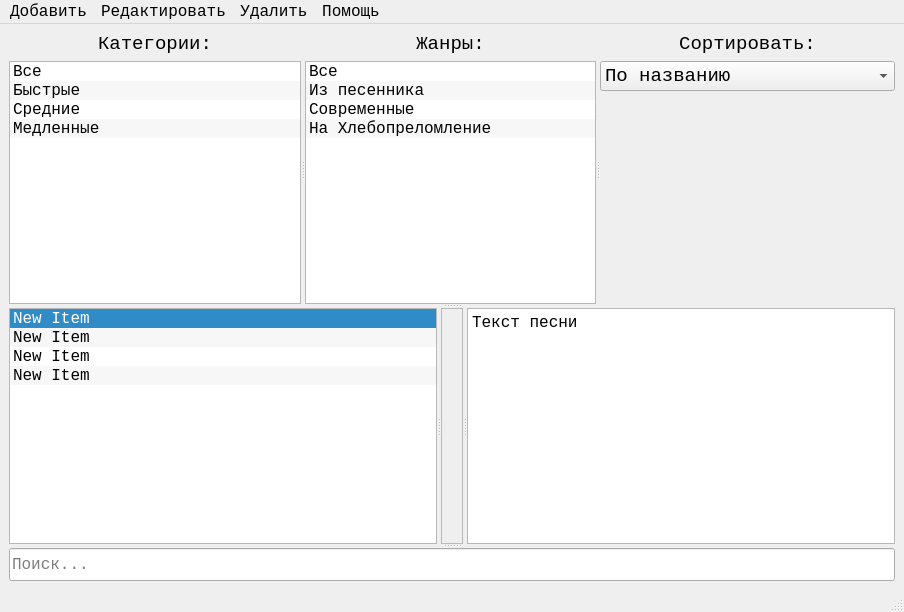
Old version of the form gui/main_ui.ui in the repository alkostuchkov/Songbook.
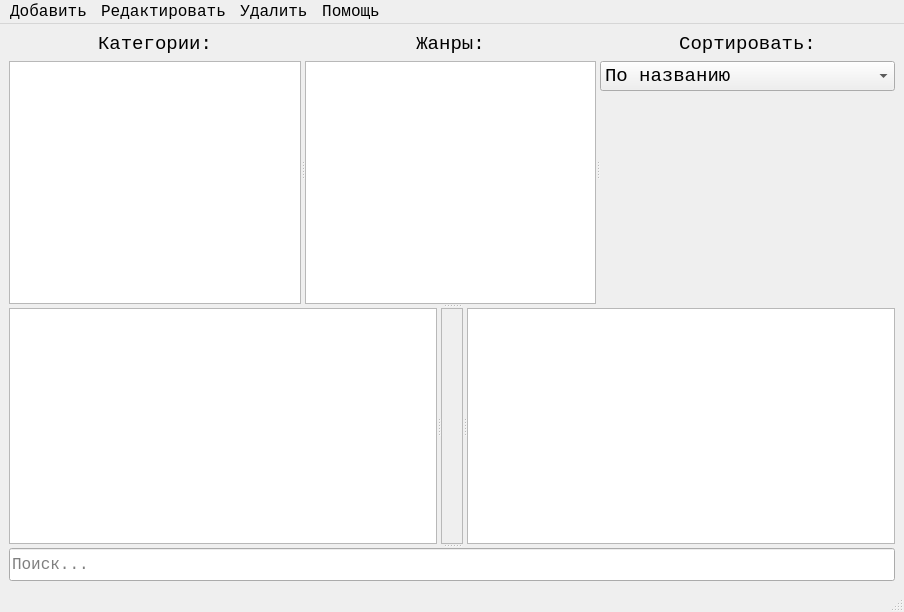
New version of the form. Icons and pictures are not drawn.

```diff
--- a/gui/main_ui.ui
+++ b/gui/main_ui.ui
@@ -59,26 +59,6 @@
            <property name="selectionRectVisible">
             <bool>true</bool>
            </property>
-           <item>
-            <property name="text">
-             <string>Все</string>
-            </property>
-           </item>
-           <item>
-            <property name="text">
-             <string>Быстрые</string>
-            </property>
-           </item>
-           <item>
-            <property name="text">
-             <string>Средние</string>
-            </property>
-           </item>
-           <item>
-            <property name="text">
-             <string>Медленные</string>
-            </property>
-           </item>
           </widget>
          </item>
         </layout>
@@ -118,26 +98,6 @@
            <property name="selectionRectVisible">
             <bool>true</bool>
            </property>
-           <item>
-            <property name="text">
-             <string>Все</string>
-            </property>
-           </item>
-           <item>
-            <property name="text">
-             <string>Из песенника</string>
-            </property>
-           </item>
-           <item>
-            <property name="text">
-             <string>Современные</string>
-            </property>
-           </item>
-           <item>
-            <property name="text">
-             <string>На Хлебопреломление</string>
-            </property>
-           </item>
           </widget>
          </item>
         </layout>
@@ -222,28 +182,8 @@
          <bool>true</bool>
         </property>
         <property name="currentRow">
-         <number>0</number>
+         <number>-1</number>
         </property>
-        <item>
-         <property name="text">
-          <string>New Item</string>
-         </property>
-        </item>
-        <item>
-         <property name="text">
-          <string>New Item</string>
-         </property>
-        </item>
-        <item>
-         <property name="text">
-          <string>New Item</string>
-         </property>
-        </item>
-        <item>
-         <property name="text">
-          <string>New Item</string>
-         </property>
-        </item>
        </widget>
        <widget class="QLabel" name="lbl_song_image">
         <property name="font">
@@ -286,7 +226,7 @@
 li.unchecked::marker { content: &quot;\2610&quot;; }
 li.checked::marker { content: &quot;\2612&quot;; }
 &lt;/style&gt;&lt;/head&gt;&lt;body style=&quot; font-family:'Lucida Console'; font-size:12pt; font-weight:400; font-style:normal;&quot;&gt;
-&lt;p style=&quot; margin-top:0px; margin-bottom:0px; margin-left:0px; margin-right:0px; -qt-block-indent:0; text-indent:0px;&quot;&gt;&lt;span style=&quot; font-family:'Sans Serif';&quot;&gt;Текст песни &lt;/span&gt;&lt;/p&gt;&lt;/body&gt;&lt;/html&gt;</string>
+&lt;p style=&quot;-qt-paragraph-type:empty; margin-top:0px; margin-bottom:0px; margin-left:0px; margin-right:0px; -qt-block-indent:0; text-indent:0px;&quot;&gt;&lt;br /&gt;&lt;/p&gt;&lt;/body&gt;&lt;/html&gt;</string>
         </property>
        </widget>
       </widget>
```
